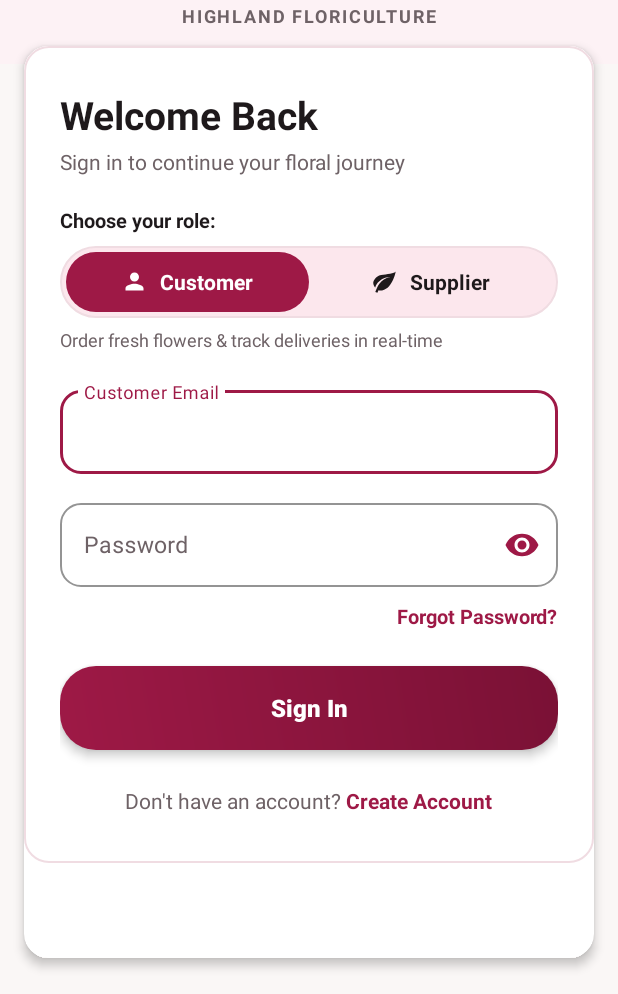
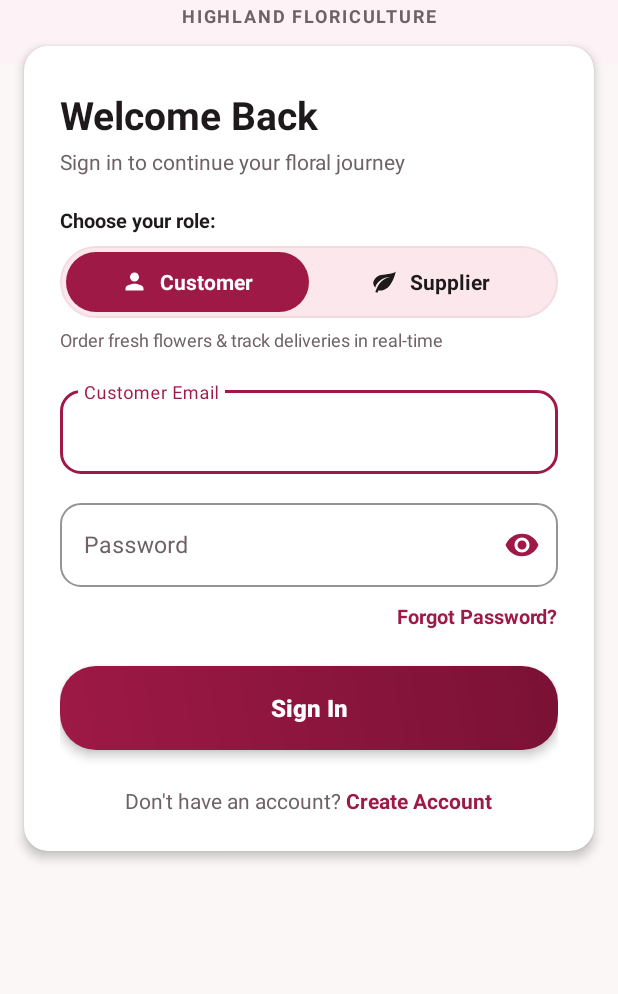
Before and after one commit to Tharushi200/petalio-blossom, an Android app: the screen it shows after launch (LoginActivity), on a phone screen of 412 x 824 dp, the part 242-1236 px from its top. Run offline under Robolectric (Android 15) with nearby library versions, the phone set to English and light mode, and no system bars.

Commit message:
fix: remove double border and balance bottom padding on login card

```diff
--- a/app/src/main/res/layout/activity_login.xml
+++ b/app/src/main/res/layout/activity_login.xml
@@ -68,7 +68,7 @@
         <androidx.cardview.widget.CardView
             android:id="@+id/cardLoginForm"
             android:layout_width="match_parent"
-            android:layout_height="match_parent"
+            android:layout_height="wrap_content"
             android:layout_marginStart="16dp"
             android:layout_marginTop="-12dp"
             android:layout_marginEnd="16dp"
@@ -81,12 +81,11 @@
             <LinearLayout
                 android:layout_width="match_parent"
                 android:layout_height="wrap_content"
-                android:background="@drawable/bg_card_container"
                 android:orientation="vertical"
                 android:paddingStart="24dp"
                 android:paddingTop="28dp"
                 android:paddingEnd="24dp"
-                android:paddingBottom="32dp">
+                android:paddingBottom="24dp">
 
                 <TextView
                     android:id="@+id/tvTitle"
--- a/mobile_app/app/src/main/res/layout/activity_login.xml
+++ b/mobile_app/app/src/main/res/layout/activity_login.xml
@@ -68,7 +68,7 @@
         <androidx.cardview.widget.CardView
             android:id="@+id/cardLoginForm"
             android:layout_width="match_parent"
-            android:layout_height="match_parent"
+            android:layout_height="wrap_content"
             android:layout_marginStart="16dp"
             android:layout_marginTop="-12dp"
             android:layout_marginEnd="16dp"
@@ -81,12 +81,11 @@
             <LinearLayout
                 android:layout_width="match_parent"
                 android:layout_height="wrap_content"
-                android:background="@drawable/bg_card_container"
                 android:orientation="vertical"
                 android:paddingStart="24dp"
                 android:paddingTop="28dp"
                 android:paddingEnd="24dp"
-                android:paddingBottom="32dp">
+                android:paddingBottom="24dp">
 
                 <TextView
                     android:id="@+id/tvTitle"
```
